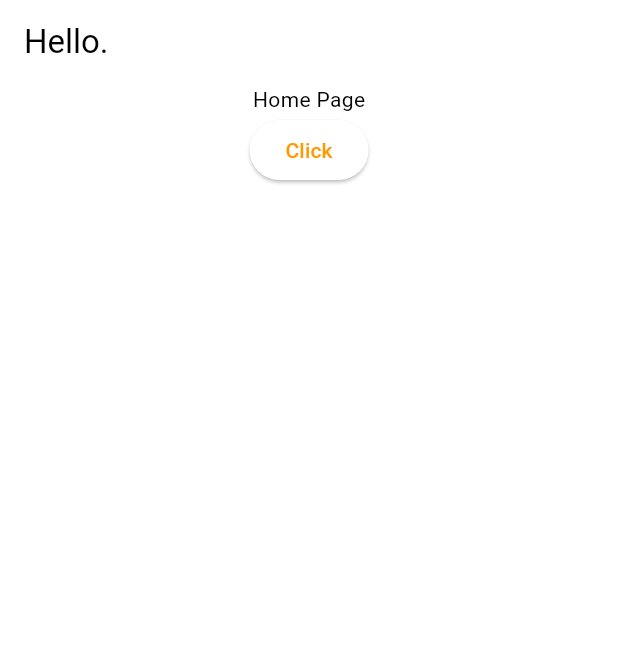
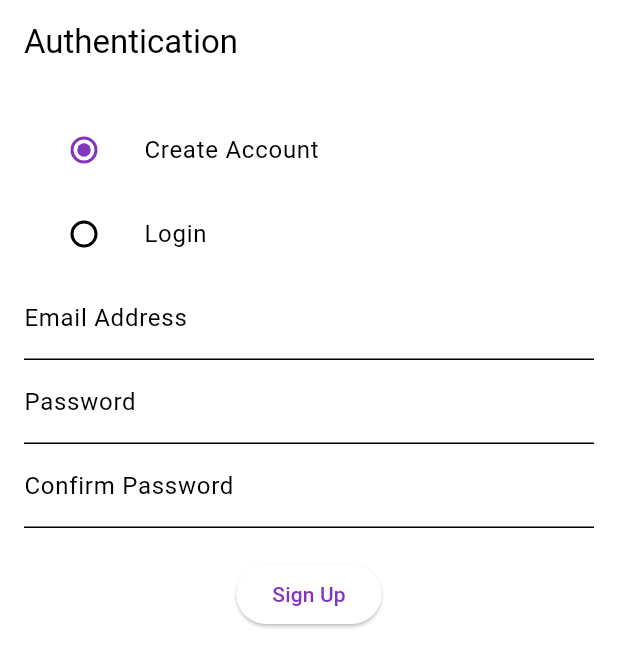
Before and after one commit to ThomasSchiolerH/DataCollectionFramework, a Flutter app: the screen it shows after launch, on a phone screen of 412 x 824 dp. Shown: the top 667 px of the screen. Run offline on Flutter 3.47's test engine with Material 3 defaults, Android fonts, the light colour scheme and no system bars.

Commit message:
authentication screen UI

```diff
--- a/App/lib/constants/global_variables.dart
+++ b/App/lib/constants/global_variables.dart
@@ -2,7 +2,7 @@ import 'package:flutter/material.dart';
 
 class GlobalVariables {
 
-  static const secondaryColor = Color.fromRGBO(255, 153, 0, 1);
+  static const secondaryColor = Color.fromRGBO(132, 53, 189, 1);
   static const backgroundColor = Colors.white;
   static const Color greyBackgroundCOlor = Color(0xffebecee);
   static var selectedNavBarColor = Colors.cyan[800]!;
--- /dev/null
+++ b/App/lib/features/auth/screens/auth_screen.dart
@@ -0,0 +1,90 @@
+import 'package:flutter/material.dart';
+
+class AuthScreen extends StatefulWidget {
+  static const String routeName = '/auth-screen';
+  const AuthScreen({super.key});
+
+  @override
+  State<AuthScreen> createState() => _AuthScreenState();
+}
+
+class _AuthScreenState extends State<AuthScreen> {
+  String _authMode = 'createAccount';
+
+  void _handleAuthModeChange(String? value) {
+    if (value != null) {
+      setState(() {
+        _authMode = value;
+      });
+    }
+  }
+
+  @override
+  Widget build(BuildContext context) {
+    return Scaffold(
+      appBar: AppBar(
+        title: Text('Authentication'),
+      ),
+      body: Padding(
+        padding: const EdgeInsets.all(16.0),
+        child: Column(
+          children: <Widget>[
+            ListTile(
+              title: const Text('Create Account'),
+              leading: Radio<String>(
+                value: 'createAccount',
+                groupValue: _authMode,
+                onChanged: _handleAuthModeChange,
+              ),
+            ),
+            ListTile(
+              title: const Text('Login'),
+              leading: Radio<String>(
+                value: 'login',
+                groupValue: _authMode,
+                onChanged: _handleAuthModeChange,
+              ),
+            ),
+            if (_authMode == 'createAccount') ...[
+              TextFormField(
+                decoration: InputDecoration(labelText: 'Email Address'),
+                keyboardType: TextInputType.emailAddress,
+              ),
+              TextFormField(
+                decoration: InputDecoration(labelText: 'Password'),
+                obscureText: true,
+              ),
+              TextFormField(
+                decoration: InputDecoration(labelText: 'Confirm Password'),
+                obscureText: true,
+              ),
+              SizedBox(height: 20),
+              ElevatedButton(
+                onPressed: () {
+                  // Add sign-up logic
+                },
+                child: Text('Sign Up'),
+              ),
+            ] else if (_authMode == 'login') ...[
+              TextFormField(
+                decoration: InputDecoration(labelText: 'Email Address'),
+                keyboardType: TextInputType.emailAddress,
+              ),
+              TextFormField(
+                decoration: InputDecoration(labelText: 'Password'),
+                obscureText: true,
+              ),
+              SizedBox(height: 20),
+              ElevatedButton(
+                onPressed: () {
+                  // Add login logic
+                },
+                child: Text('Login'),
+              ),
+            ],
+          ],
+        ),
+      ),
+    );
+  }
+}
--- a/App/lib/main.dart
+++ b/App/lib/main.dart
@@ -1,5 +1,6 @@
 import 'package:flutter/material.dart';
 import 'package:mental_health_app/constants/global_variables.dart';
+import 'package:mental_health_app/features/auth/screens/auth_screen.dart';
 import 'package:mental_health_app/router.dart';
 import 'package:mental_health_app/testScreen.dart';
 
@@ -30,28 +31,7 @@ class MyApp extends StatelessWidget {
         ),
       ),
       onGenerateRoute: (settings) => generateRoute(settings),
-      home: Scaffold(
-        appBar: AppBar(
-          title: const Text("Hello."),
-        ),
-        body: Column(
-          children: [
-            const Center(
-              child: Text('Home Page'),
-            ),
-            Builder(
-              builder: (context) {
-                return ElevatedButton(
-                  onPressed: () {
-                    Navigator.pushNamed(context, testScreen.routeName);
-                  },
-                  child: const Text("Click"),
-                );
-              }
-            ),
-          ],
-        ),
-      ),
+      home: const AuthScreen(),
     );
   }
 }
--- a/App/lib/router.dart
+++ b/App/lib/router.dart
@@ -1,14 +1,15 @@
 import 'package:flutter/material.dart';
+import 'package:mental_health_app/features/auth/screens/auth_screen.dart';
 import 'package:mental_health_app/main.dart';
 import 'package:mental_health_app/testScreen.dart';
 
 
 Route<dynamic> generateRoute(RouteSettings routeSettings) {
   switch(routeSettings.name) {
-    case testScreen.routeName:
+    case AuthScreen.routeName:
       return MaterialPageRoute(
         settings: routeSettings,
-        builder: (_) => const testScreen(),
+        builder: (_) => const AuthScreen(),
       );
     default:
       return MaterialPageRoute(
```
